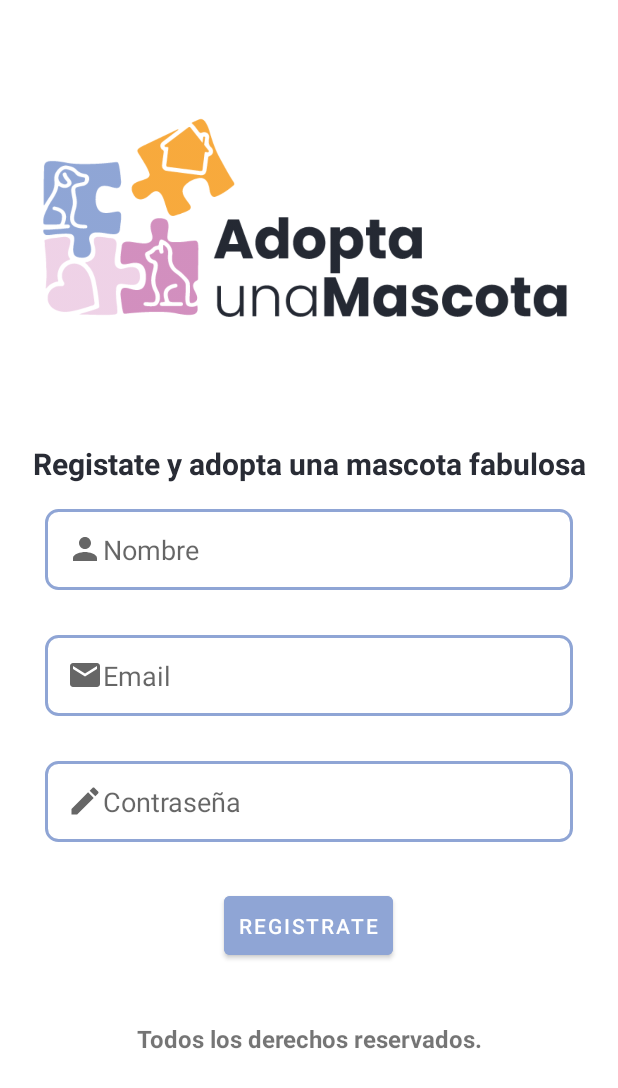
After one commit to BelindaCev/AdoptaUnaMascotaNewFrontEnd, an Android app: the layout activity_registro.xml on its own in the app's theme, with its tools: preview values and no code run, on a phone screen of 412 x 824 dp. The commit adds this screen. Shown: the top 1088 px of the screen. Run offline under Robolectric (Android 15) with nearby library versions, the phone set to English and light mode, and no system bars.

Commit message:
Pantalla registrate

```diff
--- /dev/null
+++ b/app/src/main/res/layout/activity_registro.xml
@@ -0,0 +1,92 @@
+<?xml version="1.0" encoding="utf-8"?>
+<ScrollView
+    xmlns:android="http://schemas.android.com/apk/res/android"
+    android:layout_width="match_parent"
+    android:layout_height="match_parent">
+
+    <LinearLayout
+        android:layout_width="match_parent"
+        android:layout_height="match_parent"
+        android:orientation="vertical"
+        android:gravity="center_vertical">
+
+        <ImageView
+            android:id="@+id/imageView"
+            android:layout_width="match_parent"
+            android:layout_height="0dp"
+            android:layout_weight="1"
+            android:paddingRight="20dp"
+            android:paddingLeft="20dp"
+            android:src="@drawable/logo"
+            />
+
+        <TextView
+            android:layout_width="match_parent"
+            android:layout_height="40dp"
+            android:text="@string/registate_y_adopta_una_mascota_fabulosa"
+            android:layout_marginBottom="10dp"
+            android:textStyle="bold"
+            android:textSize="20sp"
+            android:gravity="center"
+            android:textColor="@color/negro_opacidad"
+            android:layout_gravity="center"/>
+
+
+        <EditText
+            android:id="@+id/nombreUsuarioEditText"
+            android:layout_width="match_parent"
+            android:layout_height="wrap_content"
+            android:layout_marginRight="30dp"
+            android:layout_marginLeft="30dp"
+            android:layout_marginBottom="30dp"
+            android:background="@drawable/edittext_box"
+            android:hint="@string/nombre"
+            android:drawableStart="@drawable/baseline_person_24"/>
+
+        <EditText
+            android:id="@+id/emialEditText"
+            android:layout_width="match_parent"
+            android:layout_height="wrap_content"
+            android:layout_marginRight="30dp"
+            android:layout_marginLeft="30dp"
+            android:hint="@string/email"
+            android:background="@drawable/edittext_box"
+            android:inputType="textPassword"
+            android:layout_marginBottom="30dp"
+            android:drawableStart="@drawable/baseline_email_24"/>
+
+        <EditText
+            android:id="@+id/passwordEditText"
+            android:layout_width="match_parent"
+            android:layout_height="wrap_content"
+            android:layout_marginRight="30dp"
+            android:layout_marginLeft="30dp"
+            android:hint="@string/password"
+            android:background="@drawable/edittext_box"
+            android:inputType="textPassword"
+            android:layout_marginBottom="30dp"
+            android:drawableStart="@drawable/baseline_edit_24"/>
+
+
+        <Button
+            android:layout_width="wrap_content"
+            android:layout_height="wrap_content"
+            android:text="@string/registrate_button"
+            android:layout_gravity="center"
+            android:padding="10dp"
+            android:layout_marginBottom="30dp"
+            android:backgroundTint="@color/azul_oscuro" />
+
+        <TextView
+            android:layout_width="wrap_content"
+            android:layout_height="40dp"
+            android:text="@string/todos_los_derechos_reservados"
+            android:textStyle="bold"
+            android:textSize="16sp"
+            android:gravity="center"
+            android:layout_gravity="center" />
+
+
+    </LinearLayout>
+
+</ScrollView>
--- a/app/src/main/res/values/strings.xml
+++ b/app/src/main/res/values/strings.xml
@@ -10,4 +10,8 @@
     <string name="escribe_tu_correo">Introduce tu email y te enviaremos un correo</string>
     <string name="email"> Email</string>
     <string name="enviar">ENVIAR</string>
+    <string name="registate_y_adopta_una_mascota_fabulosa">Registate y adopta una mascota fabulosa</string>
+    <string name="nombre">Nombre</string>
+    <string name="registrate_button">REGISTRATE</string>
+    <string name="todos_los_derechos_reservados">Todos los derechos reservados.</string>
 </resources>
```
